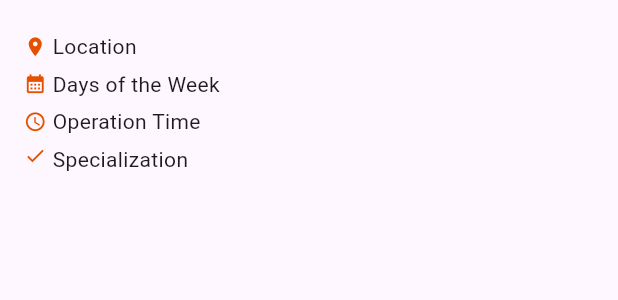
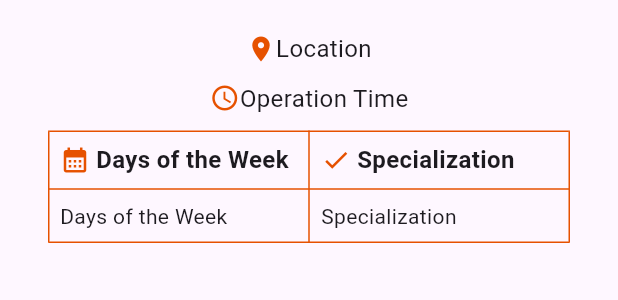
Before and after one commit to TechPyllars2024/AutoCareAutomotive, a Flutter app: the ProfileDetailsWidget widget shown alone on an empty page, opened directly, on a phone screen of 412 x 824 dp. Shown: the top 300 px of the screen. Run offline on Flutter 3.47's test engine with Material 3 defaults, Android fonts, the phone set to English and light mode, and no system bars; our stand-ins replace carousel_slider, cloud_firestore, curved_navigation_bar, file_picker, firebase_auth, firebase_core and 11 more; missing offline and left inert: flutter_pannable_rating_bar, flutter_pdfview; accounts and stored records are empty.

Commit message:
Updated Main Profile

```diff
--- a/lib/ProfileManagement/screens/automotive_main_profile.dart
+++ b/lib/ProfileManagement/screens/automotive_main_profile.dart
@@ -111,8 +111,10 @@ class _AutomotiveMainProfileState extends State<AutomotiveMainProfile> {
       body: SingleChildScrollView(
         child: Column(
           children: [
-            Center(
-              child: Container(
+            Stack(
+              alignment: Alignment.center,
+              children: [
+                Container(
                   width: 180,
                   height: 180,
                   decoration: BoxDecoration(
@@ -133,6 +135,7 @@ class _AutomotiveMainProfileState extends State<AutomotiveMainProfile> {
                         : null,
                   ),
                 ),
+              ],
             ),
             Padding(
               padding: const EdgeInsets.only(top: 24),
@@ -148,9 +151,9 @@ class _AutomotiveMainProfileState extends State<AutomotiveMainProfile> {
                       ),
                     ),
                     if (isVerified)
-                      const Icon(
+                      Icon(
                         Icons.verified,
-                        color: Colors.orange,
+                        color: Colors.orange.shade900,
                         size: 30,
                       ),
                   ],
@@ -232,21 +235,44 @@ class _AutomotiveMainProfileState extends State<AutomotiveMainProfile> {
                     },
                   ),
                   Container(
+                    width: 150,
                     margin: const EdgeInsets.only(bottom: 10),
-                    child: ProfileMenuWidget(
-                      title: "Logout",
-                      icon: Icons.logout,
-                      onPressed: () async {
+                    child: GestureDetector(
+                      onTap: () async {
                         try {
                           await AuthenticationMethodSignOut().signOut();
                           Navigator.of(context).pushReplacement(
-                            MaterialPageRoute(
-                                builder: (context) => const LoginScreen()),
+                            MaterialPageRoute(builder: (context) => const LoginScreen()),
                           );
                         } catch (e) {
                           Utils.showSnackBar('Error Signing Out: $e');
                         }
                       },
+                      child: Container(
+                        padding: const EdgeInsets.symmetric(vertical: 15, horizontal: 20),
+                        decoration: BoxDecoration(
+                          color: Colors.grey.shade100,
+                          borderRadius: BorderRadius.circular(10),
+                          border: Border.all(
+                            color: Colors.grey.shade300,
+                            width: 2,
+                          ),
+                        ),
+                        child: Row(
+                          mainAxisAlignment: MainAxisAlignment.center,
+                          children: [
+                            Icon(Icons.logout, color: Colors.orange.shade900),
+                            const SizedBox(width: 10),
+                            Text(
+                              'Logout',
+                              style: TextStyle(
+                                color: Colors.grey.shade900,
+                                fontWeight: FontWeight.bold,
+                              ),
+                            ),
+                          ],
+                        ),
+                      ),
                     ),
                   ),
                 ],
@@ -268,96 +294,128 @@ class ProfileDetailsWidget extends StatelessWidget {
   Widget build(BuildContext context) {
     return Padding(
       padding: const EdgeInsets.all(16.0),
-      child: Align(
-        alignment: Alignment.centerLeft,
       child: Column(
         crossAxisAlignment: CrossAxisAlignment.start,
         children: [
           const SizedBox(height: 5),
+          Center(
+            child: Column(
+              crossAxisAlignment: CrossAxisAlignment.center,
+              children: [
                 Row(
+                  mainAxisAlignment: MainAxisAlignment.center,
                   children: [
                     Icon(
                       Icons.location_on,
                       color: Colors.orange.shade900,
-                  size: 15,
+                      size: 20,
                     ),
-                const SizedBox(width: 4),
-                Text(
+                    Flexible(
+                      child: Text(
                         profile?.location ?? 'Location',
+                        textAlign: TextAlign.center,
                         overflow: TextOverflow.ellipsis,
                         maxLines: 2,
                         softWrap: true,
+                        style: const TextStyle(fontSize: 16),
+                      ),
                     ),
                   ],
                 ),
+                const SizedBox(height: 10),
+                Row(
+                  mainAxisAlignment: MainAxisAlignment.center,
+                  children: [
+                    Icon(
+                      Icons.schedule,
+                      color: Colors.orange.shade900,
+                      size: 20,
+                    ),
                     const SizedBox(height: 5),
-            Row(
+                    Text(
+                      profile?.operationTime ?? 'Operation Time',
+                      textAlign: TextAlign.center,
+                      style: const TextStyle(fontSize: 16),
+                    ),
+                  ],
+                ),
+              ],
+            ),
+          ),
+          const SizedBox(height: 10),
+          Padding(
+            padding: const EdgeInsets.symmetric(horizontal: 16),
+            child: Table(
+              border: TableBorder.all(color: Colors.orange.shade900),
+              children: [
+                TableRow(
+                  children: [
+                    Padding(
+                      padding: const EdgeInsets.all(8.0),
+                      child: Row(
                         children: [
                           Icon(
                             Icons.calendar_month,
                             color: Colors.orange.shade900,
-                  size: 15,
+                            size: 20,
                           ),
                           const SizedBox(width: 4),
-                Expanded(
-                  // or Flexible
-                  child: Text(
-                    (profile?.daysOfTheWeek.join(', ') ?? 'Days of the Week'),
-                    overflow: TextOverflow.ellipsis,
-                    maxLines: 2,
-                    softWrap: true,
-                  ),
+                          const Text(
+                            'Days of the Week',
+                            style: TextStyle(
+                                      fontWeight: FontWeight.bold,
+                                      fontSize: 16),
                           ),
                         ],
                       ),
-            const SizedBox(height: 5),
-            Row(
-              children: [
-                Icon(
-                  Icons.schedule,
-                  color: Colors.orange.shade900,
-                  size: 15,
                     ),
-                const SizedBox(width: 4),
-                Text(
-                  profile?.operationTime ?? 'Operation Time',
-                ),
-              ],
-            ),
-            const SizedBox(height: 5),
-            Column(
-              crossAxisAlignment: CrossAxisAlignment.start,
-              children: [
-                Row(
-                  crossAxisAlignment: CrossAxisAlignment.start,
+                    Padding(
+                      padding: const EdgeInsets.all(8.0),
+                      child: Row(
                         children: [
                           Icon(
                             Icons.check,
                             color: Colors.orange.shade900,
-                      size: 15,
+                            size: 20,
                           ),
                           const SizedBox(width: 4),
-                    Expanded(
-                      child: Column(
-                        crossAxisAlignment: CrossAxisAlignment.start,
-                        children: [
-                          Text(
-                            (profile?.serviceSpecialization.join(', ') ??
-                                'Specialization'
-                                    ''),
-                            overflow: TextOverflow.visible,
-                            maxLines: 2,
-                            softWrap: true,
+                          const Text(
+                            'Specialization',
+                            style: TextStyle(
+                                      fontWeight: FontWeight.bold,
+                                      fontSize: 16),
                           ),
                         ],
                       ),
                     ),
                   ],
                 ),
+                TableRow(
+                  children: [
+                    Padding(
+                      padding: const EdgeInsets.all(8.0),
+                      child: Text(
+                        profile?.daysOfTheWeek.join(', ') ?? 'Days of the Week',
+                        overflow: TextOverflow.ellipsis,
+                        maxLines: 3,
+                        softWrap: true,
+                      ),
+                    ),
+                    Padding(
+                      padding: const EdgeInsets.all(8.0),
+                      child: Text(
+                        profile?.serviceSpecialization.join(', ') ?? 'Specialization',
+                        overflow: TextOverflow.visible,
+                        maxLines: 10,
+                        softWrap: true,
+                      ),
+                    ),
                   ],
                 ),
               ],
             ),
+          ),
+        ],
       ),
     );
   }
```
Lines whose indentation alone changed are shown as unchanged.
